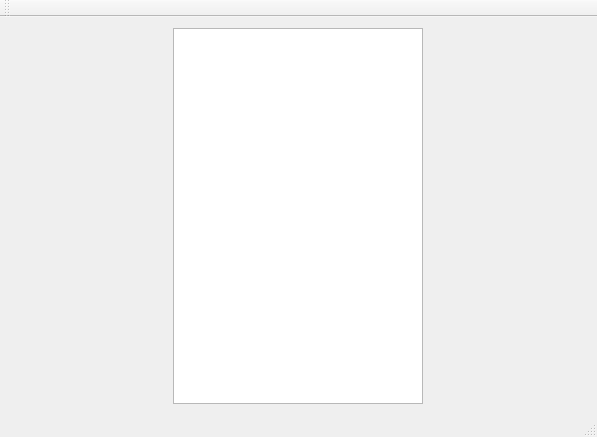
This is TurboGrade/ui/mainwindow.ui in wassgha/TurboGrade as Qt 5 draws it before an edit. The edited form follows.
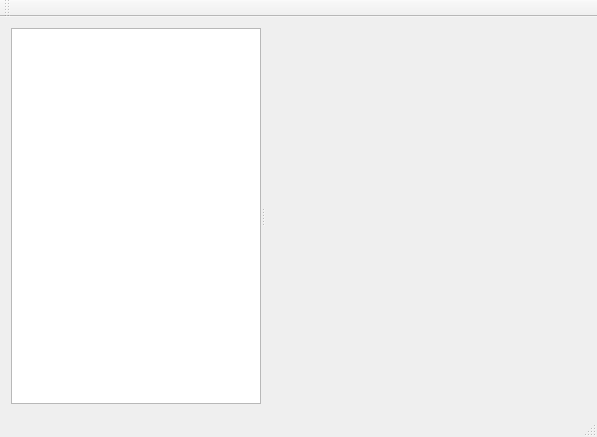
This is the edited form. Custom widgets are drawn as their Qt base class.

Commit message: Made folder view flexible (splitter)

```diff
--- a/TurboGrade/ui/mainwindow.ui
+++ b/TurboGrade/ui/mainwindow.ui
@@ -14,11 +14,15 @@
    <string>MainWindow</string>
   </property>
   <widget class="QWidget" name="centralWidget">
-   <layout class="QHBoxLayout" name="horizontalLayout">
-    <item>
+   <layout class="QGridLayout" name="gridLayout">
+    <item row="0" column="0">
+     <widget class="QSplitter" name="splitter">
+      <property name="orientation">
+       <enum>Qt::Horizontal</enum>
+      </property>
      <widget class="QTreeView" name="treeView">
       <property name="sizePolicy">
-       <sizepolicy hsizetype="Fixed" vsizetype="Expanding">
+        <sizepolicy hsizetype="Expanding" vsizetype="Expanding">
         <horstretch>0</horstretch>
         <verstretch>0</verstretch>
        </sizepolicy>
@@ -30,6 +34,8 @@
        </size>
       </property>
      </widget>
+      <widget class="CodeEditor" name="editor" native="true"/>
+     </widget>
     </item>
    </layout>
   </widget>
@@ -54,6 +60,14 @@
   <widget class="QStatusBar" name="statusBar"/>
  </widget>
  <layoutdefault spacing="6" margin="11"/>
+ <customwidgets>
+  <customwidget>
+   <class>CodeEditor</class>
+   <extends>QWidget</extends>
+   <header>../tools/codeeditor.h</header>
+   <container>1</container>
+  </customwidget>
+ </customwidgets>
  <resources/>
  <connections/>
 </ui>
```
Lines whose indentation alone changed are shown as unchanged. The commit also changes 4 other files.
